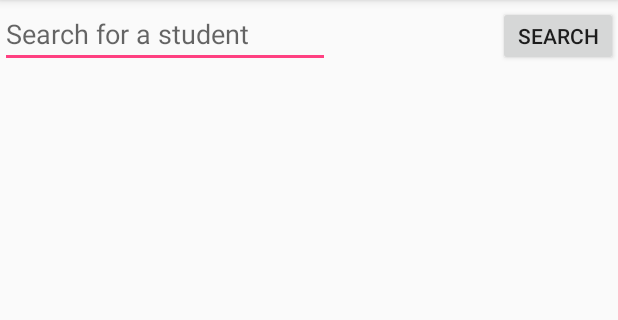
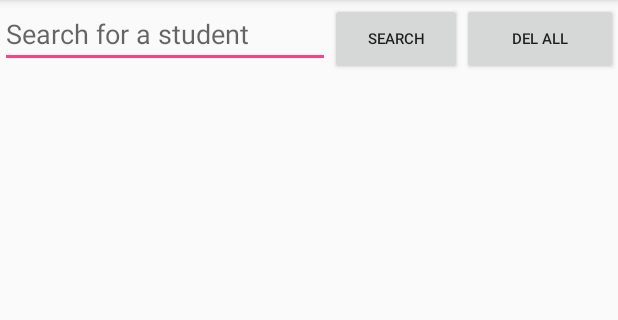
Before and after one commit to Samsebamse/app2_android, an Android app: the screen it shows after launch (MainActivity), on a phone screen of 412 x 824 dp, the part 84-404 px from its top. Run offline under Robolectric (Android 15) with nearby library versions, the phone set to English and light mode, and no system bars.

Commit message:
SQLite implemented ListView with longclick delete entity implemented

```diff
--- a/app/src/main/java/com/example/sami/s305047/MainActivity.java
+++ b/app/src/main/java/com/example/sami/s305047/MainActivity.java
@@ -1,12 +1,16 @@
 package com.example.sami.s305047;
 
+import android.content.DialogInterface;
 import android.support.annotation.NonNull;
 import android.support.annotation.Nullable;
+import android.support.v7.app.AlertDialog;
 import android.support.v7.app.AppCompatActivity;
 import android.os.Bundle;
 import android.view.View;
 import android.view.ViewGroup;
+import android.widget.AdapterView;
 import android.widget.ArrayAdapter;
+import android.widget.Button;
 import android.widget.ListView;
 import android.widget.TextView;
 
@@ -16,6 +20,7 @@ public class MainActivity extends AppCompatActivity {
 
     private List<Contact> allContacts;
     ListView list;
+    ArrayAdapter<Contact> adapter;
     DBHelper db;
 
     @Override
@@ -24,12 +29,59 @@ public class MainActivity extends AppCompatActivity {
         setContentView(R.layout.activity_main);
 
         db = new DBHelper(this);
+        //db.onCreate(db.getWritableDatabase());
+
         //populateContactList();
         populateListView();
+        longClickListViewHandler();
+        deleteTable(R.id.delete_all);
+
+    }
+
+
+    private void deleteTable(int buttonId) {
+        Button deleteAllButton = (Button) findViewById(buttonId);
+        deleteAllButton.setOnClickListener(new View.OnClickListener() {
+            public void onClick(View v) {
+                db.dropTable("student_table");
+            }
+        });
+
+    }
+
+
+    public void dialogBoxHandler(final Contact clickedContact) {
+        //Put up the Yes/No message box
+        AlertDialog.Builder builder = new AlertDialog.Builder(this);
+        builder
+                .setTitle("Erase this entity")
+                .setMessage("Are you sure?")
+                .setPositiveButton("Yes", new DialogInterface.OnClickListener() {
+                    public void onClick(DialogInterface dialog, int which) {
+                        db.deleteContact(clickedContact.getID());
+                        adapter.remove(clickedContact);
+                    }
+                })
+                .setNegativeButton("No", null)
+                .show();
+
+
+    }
+
+    public void longClickListViewHandler() {
+        list.setOnItemLongClickListener(new AdapterView.OnItemLongClickListener(){
+            @Override
+            public boolean onItemLongClick(AdapterView<?> arg0, View arg1, int position, long arg3) {
+                Contact clickedContact = allContacts.get(position);
+                dialogBoxHandler(clickedContact);
+                return false;
+            }
+        });
+
     }
 
     public void populateContactList() {
-        /*
+
         Contact contact1 = new Contact("Sami", "Rashiti", "12345678");
         db.addContact(contact1);
         Contact contact2 = new Contact("Abu", "Iqbal", "12345678");
@@ -40,18 +92,18 @@ public class MainActivity extends AppCompatActivity {
         db.addContact(contact4);
         Contact contact5 = new Contact("Mustafe", "Farah", "12345678");
         db.addContact(contact5);
-        */
+
 
     }
 
     public void populateListView() {
         allContacts = db.findAllContacts();
-        ArrayAdapter<Contact> adapter = new MyListAdapter();
+        adapter = new MyListAdapter();
         list = (ListView) findViewById(R.id.studentListView);
         list.setAdapter(adapter);
+        adapter.notifyDataSetChanged();
 
     }
-
 
     private class MyListAdapter extends ArrayAdapter<Contact> {
         public MyListAdapter() {
@@ -83,6 +135,11 @@ public class MainActivity extends AppCompatActivity {
             return itemView;
 
         }
+
+
+
     }
 
+
+
 }
--- a/app/src/main/res/layout/activity_main.xml
+++ b/app/src/main/res/layout/activity_main.xml
@@ -19,16 +19,20 @@
             android:layout_height="wrap_content"
             android:hint="Search for a student" />
 
-        <Space
-            android:layout_width="40sp"
-            android:layout_height="40sp"
-            android:layout_weight="1" />
+        <Button
+            android:id="@+id/search_all"
+            android:layout_width="wrap_content"
+            android:layout_height="wrap_content"
+            android:text="Search"
+            android:textSize="10sp" />
 
         <Button
-            android:id="@+id/button"
-            android:layout_width="80sp"
-            android:layout_height="40sp"
-            android:text="Search" />
+            android:id="@+id/delete_all"
+            android:layout_width="wrap_content"
+            android:layout_height="wrap_content"
+            android:layout_weight="1"
+            android:text="DEL ALL"
+            android:textSize="10sp" />
 
     </LinearLayout>
 
```
Also changed, not shown: app/build.gradle (+5 -3 lines), app/src/main/java/com/example/sami/s305047/DBHelper.java (+19 -2 lines).
